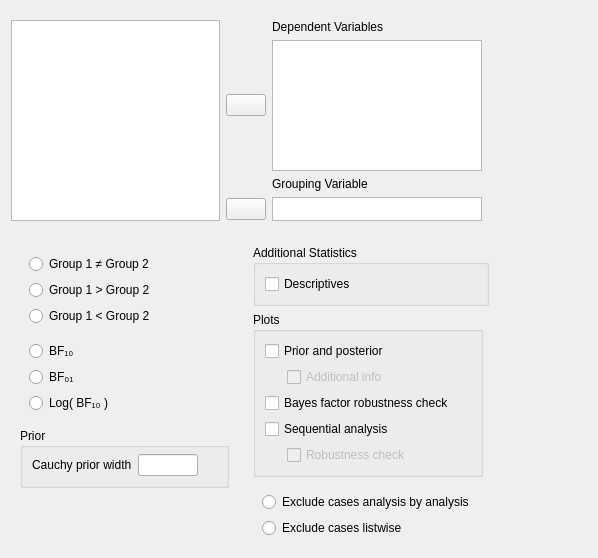
Before: the Qt Designer form JASP-Desktop/analysisforms/ttestbayesianindependentsamplesform.ui in jasp-stats/jasp-desktop, drawn with Qt 5.
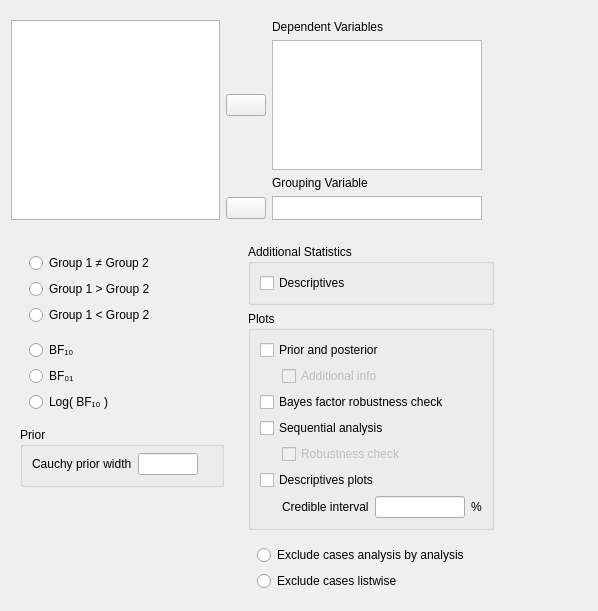
After: the same form once the commit is applied. Custom widgets are drawn as their Qt base class.

Commit message: B Ind. T-Test: Implemented Descriptives plots

```diff
--- a/JASP-Desktop/analysisforms/ttestbayesianindependentsamplesform.ui
+++ b/JASP-Desktop/analysisforms/ttestbayesianindependentsamplesform.ui
@@ -331,51 +331,6 @@
    <item row="1" column="1">
     <widget class="QWidget" name="widget_3" native="true">
      <layout class="QGridLayout" name="gridLayout_2">
-      <item row="2" column="0">
-       <widget class="BoundGroupBox" name="missingValues" native="true">
-        <property name="title" stdset="0">
-         <string>Missing Values</string>
-        </property>
-        <property name="flat" stdset="0">
-         <bool>false</bool>
-        </property>
-        <layout class="QGridLayout" name="gridLayout_6">
-         <property name="bottomMargin">
-          <number>0</number>
-         </property>
-         <item row="0" column="0">
-          <widget class="QRadioButton" name="_1excludeAnalysisByAnalysis">
-           <property name="text">
-            <string>Exclude cases analysis by analysis</string>
-           </property>
-          </widget>
-         </item>
-         <item row="1" column="0">
-          <widget class="QRadioButton" name="_2excludeListwise">
-           <property name="text">
-            <string>Exclude cases listwise</string>
-           </property>
-          </widget>
-         </item>
-        </layout>
-       </widget>
-      </item>
-      <item row="0" column="0" colspan="2">
-       <widget class="GroupBox" name="groupBox_7">
-        <property name="title">
-         <string>Additional Statistics</string>
-        </property>
-        <layout class="QGridLayout" name="gridLayout_3">
-         <item row="0" column="0" colspan="2">
-          <widget class="BoundCheckBox" name="descriptives">
-           <property name="text">
-            <string>Descriptives</string>
-           </property>
-          </widget>
-         </item>
-        </layout>
-       </widget>
-      </item>
       <item row="4" column="0">
        <spacer name="verticalSpacer_2">
         <property name="orientation">
@@ -389,13 +344,13 @@
         </property>
        </spacer>
       </item>
-      <item row="1" column="0">
+      <item row="1" column="0" colspan="2">
        <widget class="GroupBox" name="plotsGroup">
         <property name="title">
          <string>Plots</string>
         </property>
         <layout class="QGridLayout" name="gridLayout_4">
-         <item row="5" column="1">
+         <item row="5" column="1" colspan="4">
           <widget class="BoundCheckBox" name="plotSequentialAnalysisRobustness">
            <property name="enabled">
             <bool>false</bool>
@@ -405,27 +360,6 @@
            </property>
           </widget>
          </item>
-         <item row="4" column="0" colspan="2">
-          <widget class="BoundCheckBox" name="plotSequentialAnalysis">
-           <property name="text">
-            <string>Sequential analysis</string>
-           </property>
-          </widget>
-         </item>
-         <item row="3" column="0" colspan="2">
-          <widget class="BoundCheckBox" name="plotBayesFactorRobustness">
-           <property name="text">
-            <string>Bayes factor robustness check</string>
-           </property>
-          </widget>
-         </item>
-         <item row="0" column="0" colspan="2">
-          <widget class="BoundCheckBox" name="plotPriorAndPosterior">
-           <property name="text">
-            <string>Prior and posterior</string>
-           </property>
-          </widget>
-         </item>
          <item row="5" column="0">
           <widget class="QWidget" name="widget_4" native="true">
            <property name="maximumSize">
@@ -436,7 +370,42 @@
            </property>
           </widget>
          </item>
-         <item row="2" column="1">
+         <item row="7" column="4">
+          <widget class="QLabel" name="label_3">
+           <property name="text">
+            <string>%</string>
+           </property>
+          </widget>
+         </item>
+         <item row="6" column="0" colspan="3">
+          <widget class="BoundCheckBox" name="descriptivesPlots">
+           <property name="text">
+            <string>Descriptives plots</string>
+           </property>
+          </widget>
+         </item>
+         <item row="0" column="0" colspan="3">
+          <widget class="BoundCheckBox" name="plotPriorAndPosterior">
+           <property name="text">
+            <string>Prior and posterior</string>
+           </property>
+          </widget>
+         </item>
+         <item row="4" column="0" colspan="3">
+          <widget class="BoundCheckBox" name="plotSequentialAnalysis">
+           <property name="text">
+            <string>Sequential analysis</string>
+           </property>
+          </widget>
+         </item>
+         <item row="3" column="0" colspan="3">
+          <widget class="BoundCheckBox" name="plotBayesFactorRobustness">
+           <property name="text">
+            <string>Bayes factor robustness check</string>
+           </property>
+          </widget>
+         </item>
+         <item row="2" column="1" colspan="4">
           <widget class="BoundCheckBox" name="plotPriorAndPosteriorAdditionalInfo">
            <property name="enabled">
             <bool>false</bool>
@@ -446,6 +415,61 @@
            </property>
           </widget>
          </item>
+         <item row="7" column="1">
+          <widget class="QLabel" name="label_2">
+           <property name="text">
+            <string>Credible interval</string>
+           </property>
+          </widget>
+         </item>
+         <item row="7" column="2" colspan="2">
+          <widget class="BoundTextBox" name="descriptivesPlotsCredibleInterval"/>
+         </item>
+        </layout>
+       </widget>
+      </item>
+      <item row="0" column="0" colspan="2">
+       <widget class="GroupBox" name="groupBox_7">
+        <property name="title">
+         <string>Additional Statistics</string>
+        </property>
+        <layout class="QGridLayout" name="gridLayout_3">
+         <item row="0" column="0" colspan="2">
+          <widget class="BoundCheckBox" name="descriptives">
+           <property name="text">
+            <string>Descriptives</string>
+           </property>
+          </widget>
+         </item>
+        </layout>
+       </widget>
+      </item>
+      <item row="2" column="0" colspan="2">
+       <widget class="BoundGroupBox" name="missingValues" native="true">
+        <property name="title" stdset="0">
+         <string>Missing Values</string>
+        </property>
+        <property name="flat" stdset="0">
+         <bool>false</bool>
+        </property>
+        <layout class="QGridLayout" name="gridLayout_6">
+         <property name="bottomMargin">
+          <number>0</number>
+         </property>
+         <item row="0" column="0">
+          <widget class="QRadioButton" name="_1excludeAnalysisByAnalysis">
+           <property name="text">
+            <string>Exclude cases analysis by analysis</string>
+           </property>
+          </widget>
+         </item>
+         <item row="1" column="0">
+          <widget class="QRadioButton" name="_2excludeListwise">
+           <property name="text">
+            <string>Exclude cases listwise</string>
+           </property>
+          </widget>
+         </item>
         </layout>
        </widget>
       </item>
@@ -478,6 +502,11 @@
    <extends>QListView</extends>
    <header>widgets/availablefieldslistview.h</header>
   </customwidget>
+  <customwidget>
+   <class>BoundListView</class>
+   <extends>QListView</extends>
+   <header>widgets/boundlistview.h</header>
+  </customwidget>
   <customwidget>
    <class>BoundCheckBox</class>
    <extends>QCheckBox</extends>
@@ -500,11 +529,6 @@
    <header>widgets/boundgroupbox.h</header>
    <container>1</container>
   </customwidget>
-  <customwidget>
-   <class>BoundListView</class>
-   <extends>QListView</extends>
-   <header>widgets/boundlistview.h</header>
-  </customwidget>
  </customwidgets>
  <resources/>
  <connections>
```
The commit also changes 2 other files.
